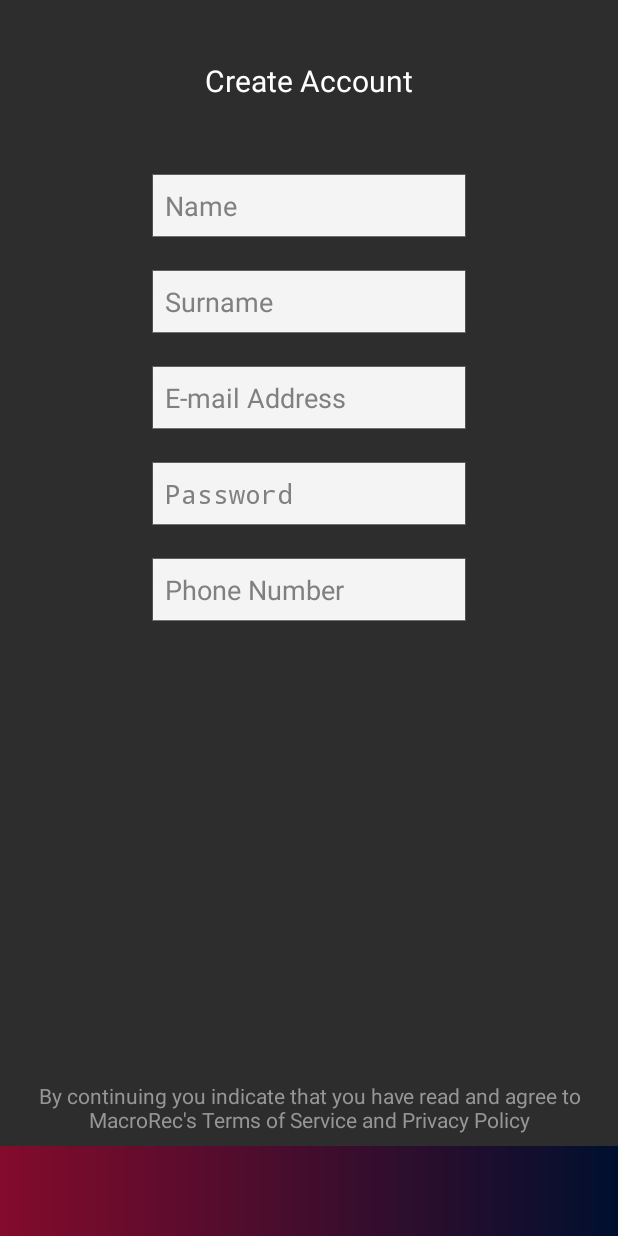
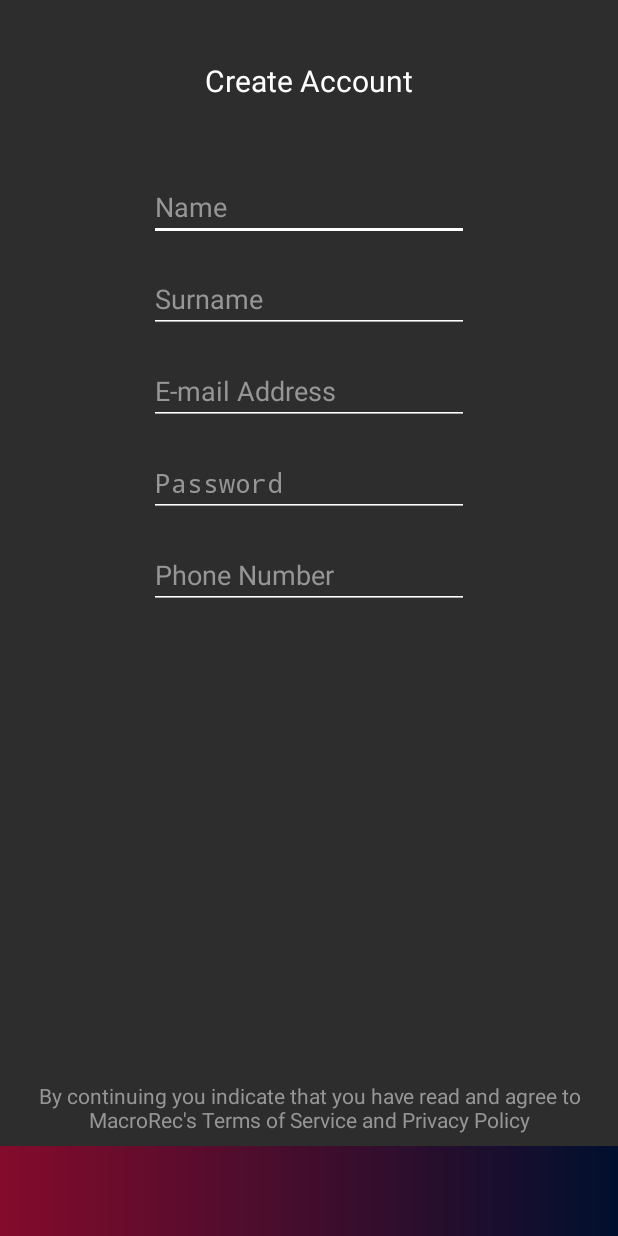
Before and after one commit to bonellia/MacroRecApp, an Android app: the CreateAccount screen opened directly, with no data from a screen before it, on a phone screen of 412 x 824 dp. Run offline under Robolectric (Android 15) with nearby library versions, the phone set to English and light mode, and no system bars.

Commit message:
Add compat app theme, fix editText styles

```diff
--- a/app/src/main/AndroidManifest.xml
+++ b/app/src/main/AndroidManifest.xml
@@ -8,7 +8,7 @@
         android:label="@string/app_name"
         android:roundIcon="@mipmap/ic_launcher_round"
         android:supportsRtl="true"
-        android:theme="@style/app_theme">
+        android:theme="@style/Theme.AppCompat.Light.NoActionBar.FullScreen">
         <activity android:name=".MainPage"></activity>
         <activity android:name=".Settings" />
         <activity android:name=".SearchDevice" />
--- a/app/src/main/java/com/example/macrorecapp/CreateAccount.java
+++ b/app/src/main/java/com/example/macrorecapp/CreateAccount.java
@@ -4,7 +4,7 @@ import android.app.Activity;
 
 import android.os.Bundle;
 import android.util.Log;
-import android.view.WindowManager;
+//import android.view.WindowManager;
 
 public class CreateAccount extends Activity {
 
@@ -13,7 +13,7 @@ public class CreateAccount extends Activity {
         super.onCreate(savedInstanceState);
 
         // Removes notification bar
-        this.getWindow().setFlags(WindowManager.LayoutParams.FLAG_FULLSCREEN, WindowManager.LayoutParams.FLAG_FULLSCREEN);
+        //this.getWindow().setFlags(WindowManager.LayoutParams.FLAG_FULLSCREEN, WindowManager.LayoutParams.FLAG_FULLSCREEN);
 
         setContentView(R.layout.activity_create_account);
         Log.i("test Mail", "Create layout layout has been loaded.");
--- a/app/src/main/res/layout/activity_create_account.xml
+++ b/app/src/main/res/layout/activity_create_account.xml
@@ -4,8 +4,7 @@
     xmlns:tools="http://schemas.android.com/tools"
     android:layout_width="match_parent"
     android:layout_height="match_parent"
-    android:background="@color/colorLogInBackground"
-    android:theme="@android:style/Theme.Black.NoTitleBar"
+    android:background="@color/appMainBackground"
     tools:context=".CreateAccount">
 
     <TextView
@@ -21,22 +20,21 @@
 
     <EditText
         android:id="@+id/nameField"
-        style="@style/form_hint_text"
         android:layout_width="wrap_content"
         android:layout_height="wrap_content"
         android:layout_marginTop="48dp"
         android:backgroundTint="#ffffff"
         android:ems="10"
         android:hint="@string/name"
+        android:textColor="#ffffff"
+        android:textColorHint="#969696"
         android:inputType="textPersonName"
-        android:text=""
         app:layout_constraintEnd_toEndOf="parent"
         app:layout_constraintStart_toStartOf="parent"
         app:layout_constraintTop_toBottomOf="@+id/headline" />
 
     <EditText
         android:id="@+id/surnameField"
-        style="@style/form_hint_text"
         android:layout_width="wrap_content"
         android:layout_height="wrap_content"
         android:layout_marginTop="16dp"
@@ -44,20 +42,22 @@
         android:ems="10"
         android:hint="@string/surname"
         android:inputType="textPersonName"
-        android:text=""
+        android:textColor="#ffffff"
+        android:textColorHint="#969696"
         app:layout_constraintEnd_toEndOf="parent"
         app:layout_constraintStart_toStartOf="parent"
         app:layout_constraintTop_toBottomOf="@+id/nameField" />
 
     <EditText
         android:id="@+id/emailField"
-        style="@style/form_hint_text"
         android:layout_width="wrap_content"
         android:layout_height="wrap_content"
         android:layout_marginTop="16dp"
         android:backgroundTint="#ffffff"
         android:ems="10"
         android:hint="@string/email_hint"
+        android:textColor="#ffffff"
+        android:textColorHint="#969696"
         android:inputType="textEmailAddress"
         app:layout_constraintEnd_toEndOf="parent"
         app:layout_constraintStart_toStartOf="parent"
@@ -66,13 +66,14 @@
 
     <EditText
         android:id="@+id/passwordField"
-        style="@style/form_hint_text"
         android:layout_width="wrap_content"
         android:layout_height="wrap_content"
         android:layout_marginTop="16dp"
         android:backgroundTint="#ffffff"
         android:ems="10"
         android:hint="@string/password_literal"
+        android:textColor="#ffffff"
+        android:textColorHint="#969696"
         android:inputType="textPassword"
         app:layout_constraintEnd_toEndOf="parent"
         app:layout_constraintStart_toStartOf="parent"
@@ -80,7 +81,6 @@
 
     <EditText
         android:id="@+id/editText6"
-        style="@style/form_hint_text"
         android:layout_width="wrap_content"
         android:layout_height="wrap_content"
         android:layout_marginTop="16dp"
@@ -88,6 +88,8 @@
         android:ems="10"
         android:hint="@string/phone_number_literal"
         android:inputType="phone"
+        android:textColor="#ffffff"
+        android:textColorHint="#969696"
         app:layout_constraintEnd_toEndOf="parent"
         app:layout_constraintStart_toStartOf="parent"
         app:layout_constraintTop_toBottomOf="@+id/passwordField" />
--- a/app/src/main/res/layout/activity_login_with_facebook.xml
+++ b/app/src/main/res/layout/activity_login_with_facebook.xml
@@ -4,8 +4,7 @@
     xmlns:tools="http://schemas.android.com/tools"
     android:layout_width="match_parent"
     android:layout_height="match_parent"
-    android:background="@color/colorLogInBackground"
-    android:theme="@android:style/Theme.Black.NoTitleBar"
+    android:background="@color/appMainBackground"
     tools:context=".LoginWithFacebook">
 
 
@@ -19,6 +18,7 @@
         android:importantForAutofill="no"
         android:inputType="textEmailAddress"
         android:textColor="#ffffff"
+        android:textColorHint="#969696"
         android:textSize="18sp"
         app:layout_constraintEnd_toEndOf="parent"
         app:layout_constraintStart_toStartOf="parent"
@@ -33,7 +33,7 @@
         android:ems="10"
         android:importantForAutofill="no"
         android:inputType="textPassword"
-        android:textColor="#ffffff"
+        android:textColor="#969696"
         android:textSize="18sp"
         app:layout_constraintEnd_toEndOf="parent"
         app:layout_constraintStart_toStartOf="parent"
--- a/app/src/main/res/layout/activity_main_page.xml
+++ b/app/src/main/res/layout/activity_main_page.xml
@@ -4,8 +4,7 @@
     xmlns:tools="http://schemas.android.com/tools"
     android:layout_width="match_parent"
     android:layout_height="match_parent"
-    android:background="@color/colorLogInBackground"
-    android:theme="@android:style/Theme.Black.NoTitleBar"
+    android:background="@color/appMainBackground"
     tools:context=".MainPage">
 
 
@@ -16,8 +15,11 @@
         android:background="@drawable/gradient"
         android:visibility="visible"
         app:layout_constraintBottom_toTopOf="@id/h_guideline1"
+        app:layout_constraintEnd_toEndOf="parent"
         app:layout_constraintHeight_default="percent"
         app:layout_constraintHeight_percent="0.12"
+        app:layout_constraintHorizontal_bias="0.5"
+        app:layout_constraintStart_toStartOf="parent"
         app:layout_constraintWidth_default="percent"
         app:layout_constraintWidth_percent="1" />
 
--- a/app/src/main/res/layout/activity_search_device.xml
+++ b/app/src/main/res/layout/activity_search_device.xml
@@ -4,8 +4,7 @@
     xmlns:tools="http://schemas.android.com/tools"
     android:layout_width="match_parent"
     android:layout_height="match_parent"
-    android:background="@color/colorLogInBackground"
-    android:theme="@android:style/Theme.Black.NoTitleBar"
+    android:background="@color/appMainBackground"
     tools:context=".SearchDevice">
 
     <ImageView
--- a/app/src/main/res/layout/activity_settings.xml
+++ b/app/src/main/res/layout/activity_settings.xml
@@ -4,8 +4,7 @@
     xmlns:tools="http://schemas.android.com/tools"
     android:layout_width="match_parent"
     android:layout_height="match_parent"
-    android:background="@color/colorLogInBackground"
-    android:theme="@android:style/Theme.Black.NoTitleBar"
+    android:background="@color/appMainBackground"
     tools:context=".Settings">
 
     <View
--- a/app/src/main/res/values/colors.xml
+++ b/app/src/main/res/values/colors.xml
@@ -3,7 +3,7 @@
     <color name="colorPrimary">#008577</color>
     <color name="colorPrimaryDark">#00574B</color>
     <color name="colorAccent">#D81B60</color>
-    <color name="colorLogInBackground">#2d2d2d</color>
+    <color name="appMainBackground">#2d2d2d</color>
     <color name="colorLogInGoogle">#3284ff</color>
     <color name="colorHint">#cacaca</color>
 
--- a/app/src/main/res/values/styles.xml
+++ b/app/src/main/res/values/styles.xml
@@ -1,12 +1,13 @@
 <resources>
 
-    <!-- Base application theme. -->
-    <style name="app_theme" parent="Theme.AppCompat.Light.DarkActionBar">
-        <!-- Customize your theme here. -->
+    <style name="Theme.AppCompat.Light.NoActionBar.FullScreen" parent="@style/Theme.AppCompat.Light.NoActionBar">
+        <item name="android:windowNoTitle">true</item>
+        <item name="android:windowActionBar">false</item>
+        <item name="android:windowFullscreen">true</item>
+        <item name="android:windowContentOverlay">@null</item>
         <item name="colorPrimary">@color/colorPrimary</item>
         <item name="colorPrimaryDark">@color/colorPrimaryDark</item>
         <item name="colorAccent">@color/colorAccent</item>
-        <item name="android:textColorHint">@color/colorHint</item>
     </style>
 
     <style name="form_hint_text">
```
Also changed, not shown: app/src/main/res/layout/activity_login_with_google.xml (+7 -7 lines), app/src/main/res/layout/activity_login_with_instagram.xml (+6 -5 lines), app/src/main/res/layout/activity_main.xml (+6 -5 lines), app/src/main/res/drawable/insta_logo.png.
